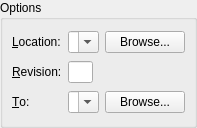
This is ui/branch.ui in breezy-team/qbrz as Qt 5 draws it before an edit. The edited form follows.
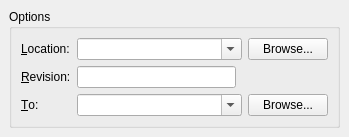
This is the edited form.

What changed in the file:
```diff
--- a/ui/branch.ui
+++ b/ui/branch.ui
@@ -5,13 +5,13 @@
    <rect>
     <x>0</x>
     <y>0</y>
-    <width>197</width>
-    <height>128</height>
+    <width>349</width>
+    <height>130</height>
    </rect>
   </property>
   <layout class="QVBoxLayout" name="verticalLayout" >
    <property name="margin" >
-    <number>0</number>
+    <number>9</number>
    </property>
    <item>
     <widget class="QGroupBox" name="groupBox" >
```
Left out of the diff: 3 changed lines with no effect on the pictures.
